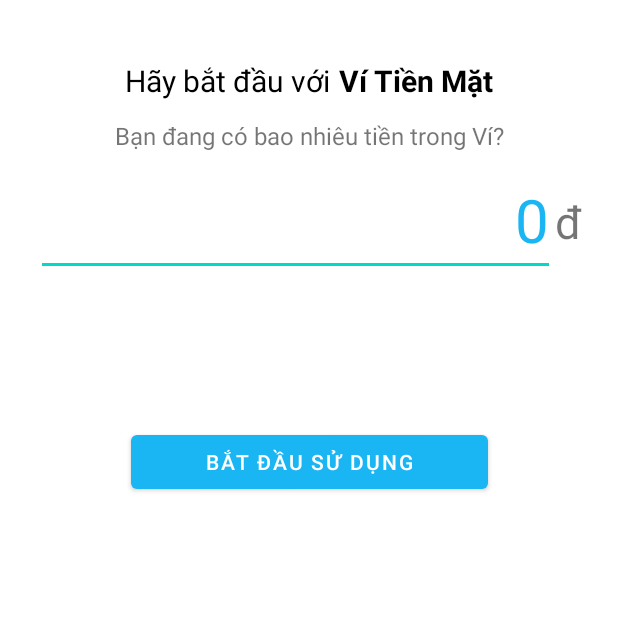
After one commit to launa23/UI-Fina-mana, an Android app: the PrepareActivity screen opened directly, with no data from a screen before it, on a phone screen of 412 x 824 dp, the top half of it. The commit adds this screen. Run offline under Robolectric (Android 15) with nearby library versions, the phone set to English and light mode, and no system bars; network calls fail.

Commit message:
v3.2: PrepareActivity...

```diff
--- a/app/src/main/java/com/project/financemanager/HomeFragment.java
+++ b/app/src/main/java/com/project/financemanager/HomeFragment.java
@@ -224,7 +224,6 @@ public class HomeFragment extends Fragment {
             public void onResponse(Call<List<TitleTime>> call, Response<List<TitleTime>> response) {
                 titleTimeList = response.body();
                 loadRecyclerView(rootView, titleTimeList);
-
             }
 
             @Override
@@ -272,7 +271,6 @@ public class HomeFragment extends Fragment {
         titleAdapter.setRvItemClickListener(new RvItemClickListener<Transaction>() {
             @Override
             public void onChildItemClick(int parentPosition, int childPosition, Transaction item) {
-                Toast.makeText(getActivity().getApplicationContext(), item.getCategoryName(), Toast.LENGTH_SHORT).show();
                 Intent intent = new Intent(getActivity(), InsertAndUpdateTransaction.class);
                 intent.putExtra("transaction", item);
                 //tus
--- a/app/src/main/java/com/project/financemanager/IncomeFragment.java
+++ b/app/src/main/java/com/project/financemanager/IncomeFragment.java
@@ -41,7 +41,6 @@ public class IncomeFragment extends Fragment {
                 ParentIncomeCategoryAdapter parentIncomeCategoryAdapter = new ParentIncomeCategoryAdapter(categoryList, getActivity(), new ParentIncomeCategoryAdapter.HandleClickParentCategory() {
                     @Override
                     public void onItemClick(int position) {
-                        Toast.makeText(getActivity().getApplicationContext(), categoryList.get(position).getName(), Toast.LENGTH_SHORT).show();
                         Intent resultIntent = new Intent();
                         resultIntent.putExtra("idCategory", categoryList.get(position).getId());
                         resultIntent.putExtra("nameCategory", categoryList.get(position).getName());
@@ -57,7 +56,6 @@ public class IncomeFragment extends Fragment {
                 parentIncomeCategoryAdapter.setRvItemClickListener(new RvItemClickListener<Category>() {
                     @Override
                     public void onChildItemClick(int parentPosition, int childPosition, Category item) {
-                        Toast.makeText(getActivity().getApplicationContext(), item.getName(), Toast.LENGTH_SHORT).show();
                         Intent resultIntent = new Intent();
                         resultIntent.putExtra("idCategory", item.getId());
                         resultIntent.putExtra("nameCategory", item.getName());
--- a/app/src/main/java/com/project/financemanager/InsertAndUpdateTransaction.java
+++ b/app/src/main/java/com/project/financemanager/InsertAndUpdateTransaction.java
@@ -111,7 +111,6 @@ public class InsertAndUpdateTransaction extends AppCompatActivity {
         //lay ve gia tri ben activity cha la HomeFragment
         Intent iHomeFrg = getIntent();
         flag = iHomeFrg.getStringExtra("flag");
-        Toast.makeText(getApplicationContext(), flag, Toast.LENGTH_SHORT).show();
         txtDateInUpdate.setOnClickListener(new View.OnClickListener() {
             @Override
             public void onClick(View v) {
@@ -503,8 +502,8 @@ public class InsertAndUpdateTransaction extends AppCompatActivity {
 
     private void showAlertConfirmDelDialog() {
         View view = LayoutInflater.from(InsertAndUpdateTransaction.this).inflate(R.layout.alert_confirm_delete_dialog, layoutConfirmDeleteDialog);
-        Button btnOk = view.findViewById(R.id.alertOkDeleteBtn);
-        Button btnCancel = view.findViewById(R.id.alertCancelDeleteBtn);
+        TextView btnOk = view.findViewById(R.id.alertOkDeleteBtn);
+        TextView btnCancel = view.findViewById(R.id.alertCancelDeleteBtn);
         AlertDialog.Builder builder = new AlertDialog.Builder(InsertAndUpdateTransaction.this);
         builder.setView(view);
         final AlertDialog alertDialog = builder.create();
--- /dev/null
+++ b/app/src/main/java/com/project/financemanager/PrepareActivity.java
@@ -0,0 +1,20 @@
+package com.project.financemanager;
+
+import androidx.appcompat.app.AppCompatActivity;
+
+import android.os.Bundle;
+import android.widget.EditText;
+
+import com.project.financemanager.common.NumberFormattingTextWatcher;
+
+public class PrepareActivity extends AppCompatActivity {
+    private EditText inputAmountStart;
+    @Override
+    protected void onCreate(Bundle savedInstanceState) {
+        super.onCreate(savedInstanceState);
+        setContentView(R.layout.activity_prepare);
+        inputAmountStart = findViewById(R.id.inputAmountStart);
+        inputAmountStart.addTextChangedListener(new NumberFormattingTextWatcher(inputAmountStart));
+
+    }
+}
--- a/app/src/main/java/com/project/financemanager/api/IApiService.java
+++ b/app/src/main/java/com/project/financemanager/api/IApiService.java
@@ -27,7 +27,7 @@ import retrofit2.http.Query;
 
 public interface IApiService {
     Gson gson = new GsonBuilder().setDateFormat("yyyy-MM-dd HH:mm:ss").create();
-    String BASE_URL = "http://192.168.0.106:8081/api/v1/";
+    String BASE_URL = "http://192.168.0.107:8081/api/v1/";
 
     @GET("transaction/monthandyear")
     Call<List<TitleTime>> getTransByMonthAndYear(@Query("month") int month, @Query("year") int year, @Query("walletId") long walletId);
--- a/app/src/main/res/drawable/xml_confirm_del_bkg.xml
+++ b/app/src/main/res/drawable/xml_confirm_del_bkg.xml
@@ -3,8 +3,6 @@
     <solid
         android:color="@color/white"/>
     <corners
-        android:radius="14dp"/>
-    <stroke
-        android:width="2dp"
-        android:color="@color/yellow"/>
+        android:radius="4dp"/>
+
 </shape>
--- a/app/src/main/res/layout/activity_login.xml
+++ b/app/src/main/res/layout/activity_login.xml
@@ -105,6 +105,7 @@
         app:layout_constraintTop_toBottomOf="@+id/btnLogin" />
 
     <TextView
+        android:id="@+id/btnRegisterInLogin"
         android:layout_width="wrap_content"
         android:layout_height="wrap_content"
         android:text="ĐĂNG KÝ"
--- /dev/null
+++ b/app/src/main/res/layout/activity_prepare.xml
@@ -0,0 +1,95 @@
+<?xml version="1.0" encoding="utf-8"?>
+<androidx.constraintlayout.widget.ConstraintLayout xmlns:android="http://schemas.android.com/apk/res/android"
+    xmlns:app="http://schemas.android.com/apk/res-auto"
+    xmlns:tools="http://schemas.android.com/tools"
+    android:layout_width="match_parent"
+    android:layout_height="match_parent"
+    tools:context=".PrepareActivity">
+
+    <RelativeLayout
+        android:id="@+id/relativeLayout2"
+        android:layout_width="match_parent"
+        android:layout_height="wrap_content"
+        android:layout_marginTop="40dp"
+        android:gravity="center"
+        app:layout_constraintEnd_toEndOf="parent"
+        app:layout_constraintStart_toStartOf="parent"
+        app:layout_constraintTop_toTopOf="parent">
+
+        <TextView
+            android:id="@+id/textView2"
+            android:layout_width="wrap_content"
+            android:layout_height="wrap_content"
+            android:text="Hãy bắt đầu với"
+            android:textColor="@color/black"
+            android:textSize="20sp" />
+
+        <TextView
+            android:layout_width="wrap_content"
+            android:layout_height="wrap_content"
+            android:layout_marginStart="6dp"
+            android:layout_toRightOf="@id/textView2"
+            android:text="Ví Tiền Mặt"
+            android:textColor="@color/black"
+            android:textSize="20sp"
+            android:textStyle="bold" />
+    </RelativeLayout>
+
+    <TextView
+        android:id="@+id/textView3"
+        android:layout_width="wrap_content"
+        android:layout_height="wrap_content"
+        android:layout_marginTop="12dp"
+        android:text="Bạn đang có bao nhiêu tiền trong Ví?"
+        android:textSize="16sp"
+        app:layout_constraintEnd_toEndOf="parent"
+        app:layout_constraintStart_toStartOf="parent"
+        app:layout_constraintTop_toBottomOf="@+id/relativeLayout2" />
+
+    <RelativeLayout
+        android:id="@+id/relative21"
+        android:layout_width="match_parent"
+        android:layout_height="wrap_content"
+        app:layout_constraintTop_toBottomOf="@id/textView3"
+        app:layout_constraintLeft_toLeftOf="parent"
+        app:layout_constraintRight_toRightOf="parent"
+        android:background="@color/white"
+        android:paddingLeft="24dp"
+        android:paddingRight="24dp"
+        android:paddingTop="8dp"
+        >
+
+        <EditText
+            android:id="@+id/inputAmountStart"
+            android:layout_width="match_parent"
+            android:layout_height="wrap_content"
+            android:textSize="40sp"
+            android:hint="0"
+            android:layout_marginRight="18dp"
+            android:inputType="number"
+            android:textColorHint="@color/blue_white"
+            android:textColor="@color/blue_white"
+            android:gravity="right"
+            />
+        <TextView
+            android:layout_width="wrap_content"
+            android:layout_height="wrap_content"
+            android:text="đ"
+            android:textSize="30sp"
+            android:layout_marginTop="18dp"
+            android:layout_alignParentEnd="true"
+            android:gravity="bottom"
+            />
+    </RelativeLayout>
+
+    <Button
+        android:layout_width="wrap_content"
+        android:layout_height="wrap_content"
+        android:text="Bắt đầu sử dụng"
+        android:layout_marginTop="100dp"
+        android:paddingEnd="50dp"
+        android:paddingStart="50dp"
+        app:layout_constraintEnd_toEndOf="parent"
+        app:layout_constraintStart_toStartOf="parent"
+        app:layout_constraintTop_toBottomOf="@+id/relative21" />
+</androidx.constraintlayout.widget.ConstraintLayout>
--- a/app/src/main/res/layout/activity_register.xml
+++ b/app/src/main/res/layout/activity_register.xml
@@ -5,7 +5,7 @@
     xmlns:tools="http://schemas.android.com/tools"
     android:layout_width="match_parent"
     android:layout_height="match_parent"
-    tools:context=".LoginActivity">
+    tools:context=".RegisterActivity">
     <ScrollView
         android:layout_width="match_parent"
         android:layout_height="match_parent"
@@ -17,7 +17,6 @@
         <androidx.constraintlayout.widget.ConstraintLayout
             android:layout_width="match_parent"
             android:layout_height="match_parent">
-
 
     <ImageView
         android:id="@+id/imageView3"
@@ -156,6 +155,7 @@
             android:layout_height="wrap_content"
             android:text="Bạn đã có tài khoản?"/>
         <TextView
+            android:id="@+id/btnLoginNow"
             android:layout_width="wrap_content"
             android:layout_height="wrap_content"
             android:text="ĐĂNG NHẬP NGAY"
```
Also changed, not shown: app/src/main/AndroidManifest.xml (+6 -4 lines), app/src/main/java/com/project/financemanager/LoginActivity.java (+38 -3 lines), app/src/main/java/com/project/financemanager/RegisterActivity.java (+11 -1 lines), app/src/main/res/layout/alert_confirm_delete_dialog.xml (+13 -19 lines).
